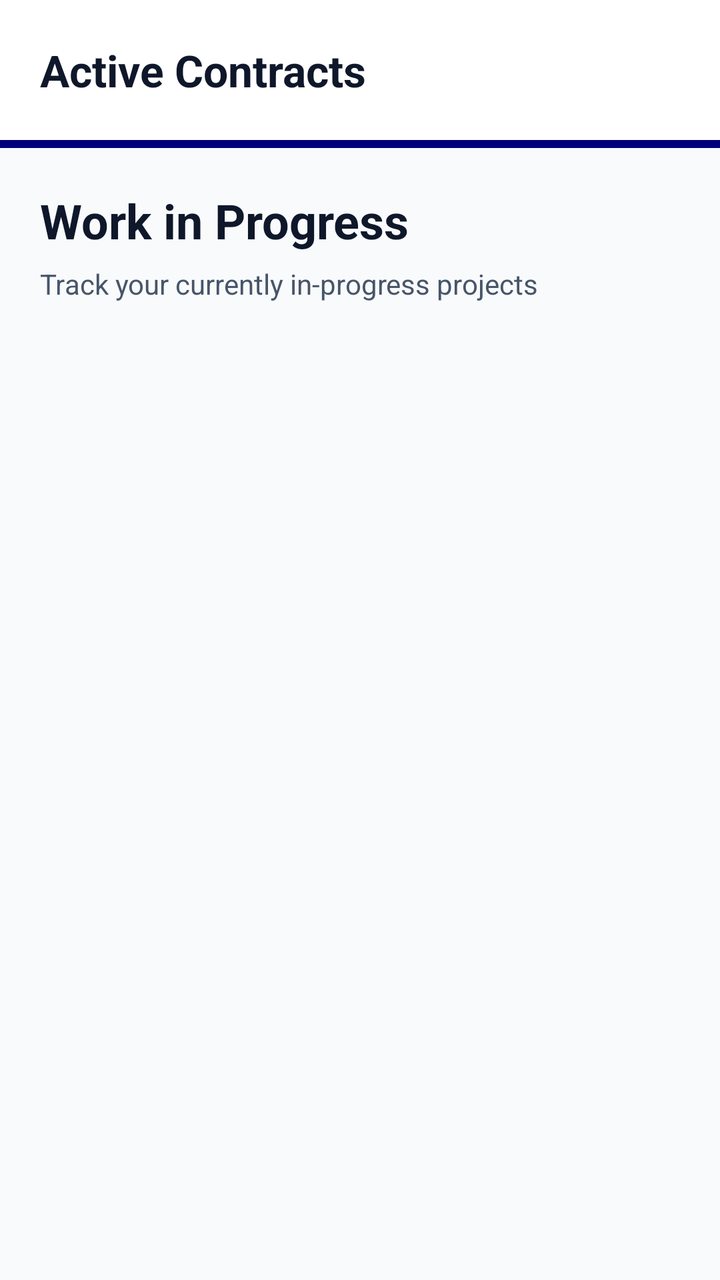
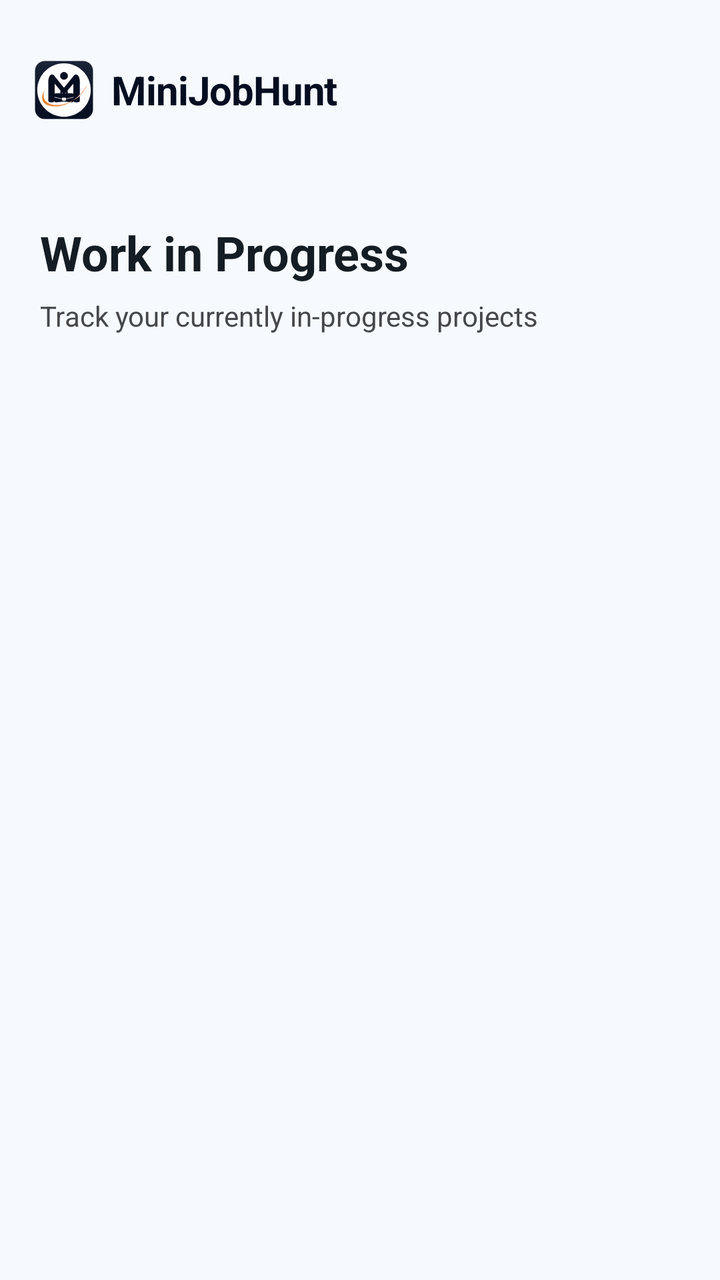

The first picture is an Android layout as it rendered before a commit; the second is the same layout after the commit. The layout source and the unified diff follow.
<!-- AndroidManifest.xml: application theme Theme.MiniJobHunt -->
<!-- res/layout/fragment_freelancer_in_progress_jobs.xml -->
<?xml version="1.0" encoding="utf-8"?>
<LinearLayout xmlns:android="http://schemas.android.com/apk/res/android"
    xmlns:tools="http://schemas.android.com/tools"
    android:layout_width="match_parent"
    android:layout_height="match_parent"
    android:orientation="vertical"
    android:background="@color/background">

    
    <LinearLayout
        android:layout_width="match_parent"
        android:layout_height="wrap_content"
        android:orientation="vertical">

        <RelativeLayout
            android:layout_width="match_parent"
            android:layout_height="70dp"
            android:background="@color/surface"
            android:elevation="4dp"
            android:paddingHorizontal="20dp">

            <TextView
                android:layout_width="wrap_content"
                android:layout_height="wrap_content"
                android:layout_centerVertical="true"
                android:text="Active Contracts"
                android:textColor="@color/text_primary"
                android:textSize="22sp"
                android:textStyle="bold" />

        </RelativeLayout>

        <View
            android:layout_width="match_parent"
            android:layout_height="4dp"
            android:background="@color/primary" />
    </LinearLayout>

    <LinearLayout
        android:layout_width="match_parent"
        android:layout_height="wrap_content"
        android:orientation="vertical"
        android:padding="20dp">

        <TextView
            android:layout_width="wrap_content"
            android:layout_height="wrap_content"
            android:text="Work in Progress"
            android:textSize="24sp"
            android:textStyle="bold"
            android:textColor="@color/text_primary" />

        <TextView
            android:layout_width="wrap_content"
            android:layout_height="wrap_content"
            android:layout_marginTop="6dp"
            android:text="Track your currently in-progress projects"
            android:textColor="@color/text_secondary" />

    </LinearLayout>

    <androidx.recyclerview.widget.RecyclerView
        android:id="@+id/recyclerViewJobs"
        android:layout_width="match_parent"
        android:layout_height="match_parent"
        android:clipToPadding="false"
        android:paddingBottom="100dp"
        tools:listitem="@layout/item_freelancer_job" />

</LinearLayout>
<!-- res/layout/item_freelancer_job.xml (included above) -->
<?xml version="1.0" encoding="utf-8"?>
<androidx.cardview.widget.CardView
    xmlns:android="http://schemas.android.com/apk/res/android"
    xmlns:app="http://schemas.android.com/apk/res-auto"
    android:layout_width="match_parent"
    android:layout_height="wrap_content"
    android:layout_marginHorizontal="16dp"
    android:layout_marginVertical="8dp"
    app:cardBackgroundColor="@color/surface"
    app:cardCornerRadius="18dp"
    app:cardElevation="4dp">

    <LinearLayout
        android:layout_width="match_parent"
        android:layout_height="wrap_content"
        android:orientation="vertical"
        android:padding="18dp">

        
        <LinearLayout
            android:layout_width="match_parent"
            android:layout_height="wrap_content"
            android:orientation="horizontal"
            android:gravity="center_vertical"
            android:layout_marginBottom="12dp">

            <com.google.android.material.imageview.ShapeableImageView
                android:id="@+id/imgClientProfile"
                android:layout_width="40dp"
                android:layout_height="40dp"
                android:scaleType="centerCrop"
                android:src="@drawable/ic_profile"
                app:shapeAppearanceOverlay="@style/CircleImage"
                app:strokeColor="@color/divider"
                app:strokeWidth="1dp" />

            <LinearLayout
                android:layout_width="0dp"
                android:layout_height="wrap_content"
                android:layout_weight="1"
                android:orientation="vertical"
                android:layout_marginStart="12dp">

                <LinearLayout
                    android:layout_width="wrap_content"
                    android:layout_height="wrap_content"
                    android:orientation="horizontal"
                    android:gravity="center_vertical">

                    <TextView
                        android:id="@+id/txtClientName"
                        android:layout_width="wrap_content"
                        android:layout_height="wrap_content"
                        android:text="Client Name"
                        android:textColor="@color/text_primary"
                        android:textStyle="bold"
                        android:textSize="14sp" />

                    <ImageView
                        android:id="@+id/imgVerifiedBadge"
                        android:layout_width="20dp"
                        android:layout_height="20dp"
                        android:layout_marginStart="6dp"
                        android:src="@drawable/ic_verified"
                        android:visibility="gone"
                        android:contentDescription="Verified"/>

                </LinearLayout>

                <TextView
                    android:id="@+id/txtPostedAt"
                    android:layout_width="wrap_content"
                    android:layout_height="wrap_content"
                    android:text="Posted just now"
                    android:textColor="@color/text_secondary"
                    android:textSize="12sp" />

            </LinearLayout>

        </LinearLayout>

        <TextView
            android:id="@+id/txtJobTitle"
            android:layout_width="wrap_content"
            android:layout_height="wrap_content"
            android:text="Job Title"
            android:textSize="20sp"
            android:textStyle="bold"
            android:textColor="@color/text_primary" />

        <TextView
            android:id="@+id/txtJobDetails"
            android:layout_width="wrap_content"
            android:layout_height="wrap_content"
            android:layout_marginTop="6dp"
            android:text="Details"
            android:textColor="@color/text_secondary" />

        <LinearLayout
            android:layout_width="match_parent"
            android:layout_height="wrap_content"
            android:orientation="horizontal"
            android:gravity="center_vertical"
            android:layout_marginTop="10dp">

            <ImageView
                android:layout_width="16dp"
                android:layout_height="16dp"
                android:src="@drawable/ic_money"
                app:tint="@color/success" />

            <TextView
                android:id="@+id/txtJobBudget"
                android:layout_width="wrap_content"
                android:layout_height="wrap_content"
                android:layout_marginStart="6dp"
                android:text="Budget: Rs. 0"
                android:textColor="@color/success"
                android:textStyle="bold" />

        </LinearLayout>

        <Button
            android:id="@+id/btnApply"
            android:layout_width="match_parent"
            android:layout_height="50dp"
            android:layout_marginTop="16dp"
            android:text="Apply"
            android:textAllCaps="false"
            android:textColor="@color/white"
            android:backgroundTint="@color/primary" />

        <LinearLayout
            android:id="@+id/layoutWork"
            android:layout_width="match_parent"
            android:layout_height="wrap_content"
            android:orientation="vertical"
            android:visibility="gone">

            <LinearLayout
                android:layout_width="match_parent"
                android:layout_height="wrap_content"
                android:orientation="horizontal"
                android:layout_marginTop="12dp">

                <Button
                    android:id="@+id/btnSubmitWork"
                    android:layout_width="0dp"
                    android:layout_height="50dp"
                    android:layout_weight="1"
                    android:text="Add New File"
                    android:textAllCaps="false"
                    android:textColor="@color/white"
                    android:backgroundTint="@color/info" />

                <Button
                    android:id="@+id/btnManageWork"
                    style="?attr/materialButtonOutlinedStyle"
                    android:layout_width="0dp"
                    android:layout_height="50dp"
                    android:layout_weight="1"
                    android:layout_marginStart="8dp"
                    android:text="Manage Work"
                    android:textAllCaps="false"
                    android:textColor="@color/info"
                    android:visibility="gone"/>

            </LinearLayout>

            <TextView
                android:id="@+id/txtWorkFile"
                android:layout_width="match_parent"
                android:layout_height="wrap_content"
                android:layout_marginTop="8dp"
                android:text="Latest submission: View file"
                android:textColor="@color/primary"
                android:textSize="12sp"
                android:gravity="center"
                android:visibility="gone" />

            <TextView
                android:id="@+id/btnRaiseConflict"
                android:layout_width="wrap_content"
                android:layout_height="wrap_content"
                android:layout_marginTop="12dp"
                android:layout_gravity="center"
                android:text="Problem? Raise a Conflict"
                android:textColor="@color/accent"
                android:textSize="13sp"
                android:textStyle="bold"
                android:padding="8dp" />

        </LinearLayout>

    </LinearLayout>

</androidx.cardview.widget.CardView>
<!-- resources referenced by this layout -->
<resources>
  <color name="accent">#EF4444</color>
  <color name="background">#F8FAFC</color>
  <color name="divider">#E2E8F0</color>
  <color name="info">#000080</color>
  <color name="primary">#000080</color>
  <color name="surface">#FFFFFF</color>
  <color name="text_primary">#0F172A</color>
  <color name="text_secondary">#475569</color>
  <style name="Base.Theme.MiniJobHunt" parent="Theme.Material3.DayNight.NoActionBar">
          <item name="colorPrimary">@color/primary</item>
          <item name="colorOnPrimary">@color/white</item>
          <item name="colorPrimaryContainer">@color/primary_light</item>
          <item name="colorOnPrimaryContainer">@color/primary_dark</item>
  
          <item name="colorSecondary">@color/info</item>
          <item name="colorOnSecondary">@color/white</item>
  
          <item name="android:windowBackground">@color/background</item>
          <item name="android:statusBarColor">@color/background</item>
          <item name="android:windowLightStatusBar">true</item>
  
          
          <item name="textAppearanceHeadlineLarge">@style/AppText.HeadlineLarge</item>
          <item name="textAppearanceTitleMedium">@style/AppText.TitleMedium</item>
          <item name="textAppearanceBodyLarge">@style/AppText.BodyLarge</item>
      </style>
  <color name="primary_light">#E6E6FF</color>
  <color name="primary_dark">#000066</color>
  <style name="AppText.HeadlineLarge">
          <item name="android:textSize">30sp</item>
          <item name="android:textStyle">bold</item>
          <item name="android:textColor">@color/text_primary</item>
          <item name="android:letterSpacing">-0.02</item>
      </style>
  <!-- unchanged entries left out for length: 9 -->
</resources>

<!-- the commit's change to res/layout/fragment_freelancer_in_progress_jobs.xml (unified diff, before → after) -->
@@ -7,34 +7,9 @@
     android:background="@color/background">
 
     
-    <LinearLayout
-        android:layout_width="match_parent"
-        android:layout_height="wrap_content"
-        android:orientation="vertical">
-
-        <RelativeLayout
-            android:layout_width="match_parent"
-            android:layout_height="70dp"
-            android:background="@color/surface"
-            android:elevation="4dp"
-            android:paddingHorizontal="20dp">
-
-            <TextView
-                android:layout_width="wrap_content"
-                android:layout_height="wrap_content"
-                android:layout_centerVertical="true"
-                android:text="Active Contracts"
-                android:textColor="@color/text_primary"
-                android:textSize="22sp"
-                android:textStyle="bold" />
-
-        </RelativeLayout>
-
-        <View
-            android:layout_width="match_parent"
-            android:layout_height="4dp"
-            android:background="@color/primary" />
-    </LinearLayout>
+    <include
+        android:id="@+id/header"
+        layout="@layout/layout_common_header" />
 
     <LinearLayout
         android:layout_width="match_parent"
@@ -68,6 +43,39 @@
         tools:listitem="@layout/item_freelancer_job" />
 
 </LinearLayout>
+<!-- res/layout/layout_common_header.xml (included above) -->
+<?xml version="1.0" encoding="utf-8"?>
+<RelativeLayout xmlns:android="http://schemas.android.com/apk/res/android"
+    xmlns:app="http://schemas.android.com/apk/res-auto"
+    android:layout_width="match_parent"
+    android:layout_height="90dp"
+    android:background="@color/surface"
+    android:paddingHorizontal="16dp"
+    android:paddingTop="24dp">
+
+    <LinearLayout
+        android:layout_width="wrap_content"
+        android:layout_height="wrap_content"
+        android:layout_centerVertical="true"
+        android:gravity="center_vertical"
+        android:orientation="horizontal">
+
+        <ImageView
+            android:layout_width="32dp"
+            android:layout_height="32dp"
+            android:src="@drawable/ic_mainlogo" />
+
+        <TextView
+            android:layout_width="wrap_content"
+            android:layout_height="wrap_content"
+            android:layout_marginStart="8dp"
+            android:text="MiniJobHunt"
+            android:textColor="@color/primary"
+            android:textSize="20sp"
+            android:textStyle="bold"
+            android:letterSpacing="-0.02" />
+    </LinearLayout>
+</RelativeLayout>
 <!-- res/layout/item_freelancer_job.xml (included above) -->
 <?xml version="1.0" encoding="utf-8"?>
 <androidx.cardview.widget.CardView
@@ -77,15 +85,15 @@
     android:layout_height="wrap_content"
     android:layout_marginHorizontal="16dp"
     android:layout_marginVertical="8dp"
-    app:cardBackgroundColor="@color/surface"
-    app:cardCornerRadius="18dp"
-    app:cardElevation="4dp">
+    app:cardBackgroundColor="@color/white"
+    app:cardCornerRadius="16dp"
+    app:cardElevation="2dp">
 
     <LinearLayout
         android:layout_width="match_parent"
         android:layout_height="wrap_content"
         android:orientation="vertical"
-        android:padding="18dp">
+        android:padding="16dp">
 
         
         <LinearLayout
@@ -102,7 +110,7 @@
                 android:scaleType="centerCrop"
                 android:src="@drawable/ic_profile"
                 app:shapeAppearanceOverlay="@style/CircleImage"
-                app:strokeColor="@color/divider"
+                app:strokeColor="@color/outline_variant"
                 app:strokeWidth="1dp" />
 
             <LinearLayout
@@ -123,7 +131,7 @@
                         android:layout_width="wrap_content"
                         android:layout_height="wrap_content"
                         android:text="Client Name"
-                        android:textColor="@color/text_primary"
+                        android:textColor="@color/primary"
                         android:textStyle="bold"
                         android:textSize="14sp" />
 
@@ -155,9 +163,9 @@
             android:layout_width="wrap_content"
             android:layout_height="wrap_content"
             android:text="Job Title"
-            android:textSize="20sp"
+            android:textSize="18sp"
             android:textStyle="bold"
-            android:textColor="@color/text_primary" />
+            android:textColor="@color/primary" />
 
         <TextView
             android:id="@+id/txtJobDetails"
@@ -165,14 +173,16 @@
             android:layout_height="wrap_content"
             android:layout_marginTop="6dp"
             android:text="Details"
-            android:textColor="@color/text_secondary" />
+            android:textColor="@color/text_secondary"
+            android:textSize="14sp"
+            android:lineSpacingExtra="2dp" />
 
         <LinearLayout
             android:layout_width="match_parent"
             android:layout_height="wrap_content"
             android:orientation="horizontal"
             android:gravity="center_vertical"
-            android:layout_marginTop="10dp">
+            android:layout_marginTop="12dp">
 
             <ImageView
                 android:layout_width="16dp"
@@ -187,26 +197,57 @@
                 android:layout_marginStart="6dp"
                 android:text="Budget: Rs. 0"
                 android:textColor="@color/success"
-                android:textStyle="bold" />
+                android:textStyle="bold"
+                android:textSize="14sp" />
 
         </LinearLayout>
 
-        <Button
-            android:id="@+id/btnApply"
-            android:layout_width="match_parent"
-            android:layout_height="50dp"
-            android:layout_marginTop="16dp"
-            android:text="Apply"
-            android:textAllCaps="false"
-            android:textColor="@color/white"
-            android:backgroundTint="@color/primary" />
+        <RelativeLayout
+            android:layout_width="match_parent"
+            android:layout_height="wrap_content"
+            android:layout_marginTop="16dp">
+
+            <com.google.android.material.button.MaterialButton
+                android:id="@+id/btnApply"
+                style="@style/AppButton.Accent"
+                android:layout_width="wrap_content"
+                android:layout_height="42dp"
+                android:layout_alignParentEnd="true"
+                android:paddingHorizontal="24dp"
+                android:text="Apply Now"
+                android:textAllCaps="false"
+                android:textSize="14sp" />
+
+        </RelativeLayout>
 
         <LinearLayout
             android:id="@+id/layoutWork"
             android:layout_width="match_parent"
             android:layout_height="wrap_content"
             android:orientation="vertical"
-            android:visibility="gone">
+            android:visibility="gone"
+            tools:visibility="visible"
+            xmlns:tools="http://schemas.android.com/tools">
+
+            <View
+                android:layout_width="match_parent"
+                android:layout_height="1dp"
+                android:background="@color/divider"
+                android:layout_marginVertical="12dp" />
+
+            <TextView
+                android:id="@+id/txtWorkFile"
+                android:layout_width="match_parent"
+                android:layout_height="wrap_content"
+                android:background="@drawable/bg_chip_light"
+                android:padding="12dp"
+                android:text="Attached File: none"
+                android:textColor="@color/primary"
+                android:textSize="13sp"
+                android:textStyle="bold"
+                android:drawableStart="@drawable/ic_upload"
+                android:drawablePadding="8dp"
+                android:visibility="gone" />
 
             <LinearLayout
                 android:layout_width="match_parent"
@@ -214,55 +255,43 @@
                 android:orientation="horizontal"
                 android:layout_marginTop="12dp">
 
-                <Button
+                <com.google.android.material.button.MaterialButton
                     android:id="@+id/btnSubmitWork"
+                    style="@style/AppButton.Primary"
                     android:layout_width="0dp"
-                    android:layout_height="50dp"
+                    android:layout_height="42dp"
                     android:layout_weight="1"
-                    android:text="Add New File"
-                    android:textAllCaps="false"
-                    android:textColor="@color/white"
-                    android:backgroundTint="@color/info" />
-
-                <Button
+                    android:layout_marginEnd="6dp"
+                    android:text="Submit Work"
+                    android:textSize="13sp"
+                    android:textAllCaps="false" />
+
+                <com.google.android.material.button.MaterialButton
                     android:id="@+id/btnManageWork"
-                    style="?attr/materialButtonOutlinedStyle"
+                    style="@style/AppButton.Ghost"
                     android:layout_width="0dp"
-                    android:layout_height="50dp"
+                    android:layout_height="42dp"
                     android:layout_weight="1"
-                    android:layout_marginStart="8dp"
-                    android:text="Manage Work"
-                    android:textAllCaps="false"
-                    android:textColor="@color/info"
-                    android:visibility="gone"/>
-
+                    android:layout_marginStart="6dp"
+                    android:text="Manage"
+                    android:textSize="13sp"
+                    android:textAllCaps="false" />
             </LinearLayout>
 
-            <TextView
-                android:id="@+id/txtWorkFile"
-                android:layout_width="match_parent"
-                android:layout_height="wrap_content"
-                android:layout_marginTop="8dp"
-                android:text="Latest submission: View file"
-                android:textColor="@color/primary"
-                android:textSize="12sp"
-                android:gravity="center"
-                android:visibility="gone" />
-
-            <TextView
+            <com.google.android.material.button.MaterialButton
                 android:id="@+id/btnRaiseConflict"
-                android:layout_width="wrap_content"
-                android:layout_height="wrap_content"
-                android:layout_marginTop="12dp"
-                android:layout_gravity="center"
+                style="@style/Widget.Material3.Button.TextButton"
+                android:layout_width="match_parent"
+                android:layout_height="wrap_content"
+                android:layout_marginTop="4dp"
                 android:text="Problem? Raise a Conflict"
                 android:textColor="@color/accent"
-                android:textSize="13sp"
-                android:textStyle="bold"
-                android:padding="8dp" />
-
+                android:textSize="12sp"
+                android:textAllCaps="false" />
         </LinearLayout>
 
+
+
     </LinearLayout>
 
 </androidx.cardview.widget.CardView>
<!-- resource entries referenced after the edit -->
@@ -1,20 +1,72 @@
 <!-- resources referenced by this layout -->
 <resources>
-  <color name="accent">#EF4444</color>
-  <color name="background">#F8FAFC</color>
-  <color name="divider">#E2E8F0</color>
-  <color name="info">#000080</color>
-  <color name="primary">#000080</color>
-  <color name="surface">#FFFFFF</color>
-  <color name="text_primary">#0F172A</color>
-  <color name="text_secondary">#475569</color>
+  <color name="accent">#ba1a1a</color>
+  <color name="background">#f6faff</color>
+  <color name="divider">#c6c6cd</color>
+  <color name="outline_variant">#c6c6cd</color>
+  <color name="info">#050e21</color>
+  <color name="orange_primary">#de6a00</color>
+  <style name="ShapeAppearance.App.Medium" parent="ShapeAppearance.Material3.MediumComponent">
+          <item name="cornerSize">12dp</item>
+      </style>
+  <color name="primary">#050e21</color>
+  <color name="surface">#f6faff</color>
+  <color name="text_primary">#141d23</color>
+  <color name="text_secondary">#45474c</color>
+  <!-- drawable bg_chip_light (drawable) -->
+  <?xml version="1.0" encoding="utf-8"?>
+  <shape xmlns:android="http://schemas.android.com/apk/res/android"
+      android:shape="rectangle">
+      <solid android:color="@color/surface_container" />
+      <corners android:radius="999dp" />
+  </shape>
+  <!-- drawable ic_mainlogo: vector/xml drawable (drawable, 3696 chars, omitted) -->
+  <!-- drawable ic_upload (drawable) -->
+  <vector xmlns:android="http://schemas.android.com/apk/res/android"
+      android:width="24dp"
+      android:height="24dp"
+      android:viewportWidth="24"
+      android:viewportHeight="24">
+  
+      <path
+          android:fillColor="#4CAF50"
+          android:pathData="M5,20h14v-2H5v2zM12,2l-5.5,5.5 1.41,1.41L11,5.83V16h2V5.83l3.09,3.08 1.41-1.41L12,2z"/>
+  </vector>
+  <style name="AppButton.Accent" parent="Widget.Material3.Button">
+          <item name="backgroundTint">@color/orange_primary</item>
+          <item name="android:textColor">@color/white</item>
+          <item name="shapeAppearance">@style/ShapeAppearance.App.Medium</item>
+          <item name="android:insetTop">0dp</item>
+          <item name="android:insetBottom">0dp</item>
+          <item name="android:letterSpacing">0.01</item>
+          <item name="android:textStyle">bold</item>
+      </style>
+  <style name="AppButton.Ghost" parent="Widget.Material3.Button.OutlinedButton">
+          <item name="android:textColor">@color/primary</item>
+          <item name="strokeColor">@color/primary</item>
+          <item name="strokeWidth">1dp</item>
+          <item name="shapeAppearance">@style/ShapeAppearance.App.Medium</item>
+          <item name="android:insetTop">0dp</item>
+          <item name="android:insetBottom">0dp</item>
+          <item name="android:textStyle">bold</item>
+      </style>
+  <style name="AppButton.Primary" parent="Widget.Material3.Button">
+          <item name="backgroundTint">@color/primary</item>
+          <item name="android:textColor">@color/white</item>
+          <item name="shapeAppearance">@style/ShapeAppearance.App.Medium</item>
+          <item name="android:insetTop">0dp</item>
+          <item name="android:insetBottom">0dp</item>
+          <item name="android:letterSpacing">0.01</item>
+          <item name="android:textStyle">bold</item>
+      </style>
+  <color name="surface_container">#e6eff8</color>
   <style name="Base.Theme.MiniJobHunt" parent="Theme.Material3.DayNight.NoActionBar">
           <item name="colorPrimary">@color/primary</item>
           <item name="colorOnPrimary">@color/white</item>
-          <item name="colorPrimaryContainer">@color/primary_light</item>
-          <item name="colorOnPrimaryContainer">@color/primary_dark</item>
+          <item name="colorPrimaryContainer">@color/primary_container</item>
+          <item name="colorOnPrimaryContainer">@color/on_primary_container</item>
   
-          <item name="colorSecondary">@color/info</item>
+          <item name="colorSecondary">@color/secondary</item>
           <item name="colorOnSecondary">@color/white</item>
   
           <item name="android:windowBackground">@color/background</item>
@@ -25,15 +77,24 @@
           <item name="textAppearanceHeadlineLarge">@style/AppText.HeadlineLarge</item>
           <item name="textAppearanceTitleMedium">@style/AppText.TitleMedium</item>
           <item name="textAppearanceBodyLarge">@style/AppText.BodyLarge</item>
+          <item name="textAppearanceLabelMedium">@style/AppText.LabelMedium</item>
       </style>
-  <color name="primary_light">#E6E6FF</color>
-  <color name="primary_dark">#000066</color>
+  <color name="primary_container">#1b2437</color>
+  <color name="on_primary_container">#828ba2</color>
+  <color name="secondary">#5c5f60</color>
   <style name="AppText.HeadlineLarge">
-          <item name="android:textSize">30sp</item>
+          <item name="android:textSize">24sp</item>
           <item name="android:textStyle">bold</item>
           <item name="android:textColor">@color/text_primary</item>
           <item name="android:letterSpacing">-0.02</item>
       </style>
+  <style name="AppText.LabelMedium">
+          <item name="android:textSize">12sp</item>
+          <item name="android:textStyle">bold</item>
+          <item name="android:textColor">@color/text_muted</item>
+          <item name="android:letterSpacing">0.01</item>
+      </style>
+  <color name="text_muted">#76777d</color>
   <!-- unchanged entries left out for length: 9 -->
 </resources>
 
